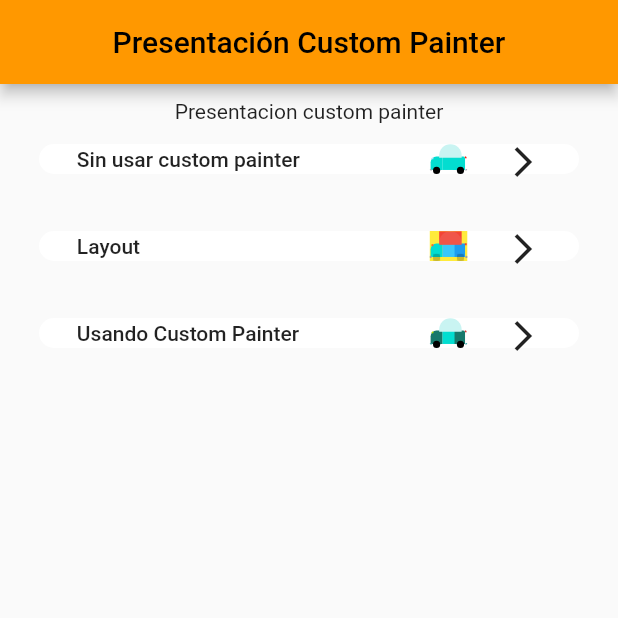
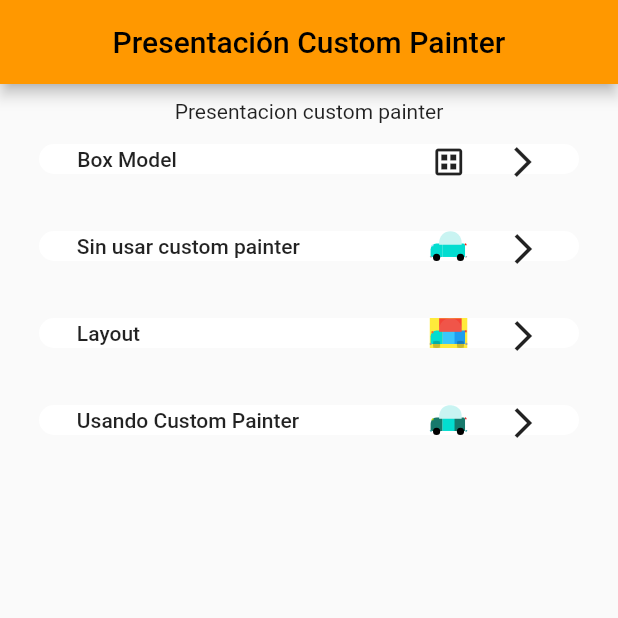
Before and after one commit to somosaleteo/aleteo_car, a Flutter app: the screen it shows after launch, on a phone screen of 412 x 824 dp, the top half of it. Run offline on Flutter 3.47's test engine with Material 2 defaults, Android fonts, the phone set to English and light mode, and no system bars.

Commit message:
Added Box Model Navigator Button

```diff
--- a/lib/ui/pages/box_model_page.dart
+++ b/lib/ui/pages/box_model_page.dart
@@ -1,7 +1,7 @@
 import 'package:flutter/material.dart';
 
-class BlocModelPage extends StatelessWidget {
-  const BlocModelPage({super.key});
+class BoxModelPage extends StatelessWidget {
+  const BoxModelPage({super.key});
 
   @override
   Widget build(BuildContext context) {
--- a/lib/ui/pages/my_home_page.dart
+++ b/lib/ui/pages/my_home_page.dart
@@ -1,9 +1,10 @@
-import 'package:aleteo_car/ui/widgets/cars/car_types/car_custom_fiat_widget.dart';
 import 'package:flutter/material.dart';
 
 import '../../helpers/responsive_helper.dart';
 import '../widgets/cars/car_main_container_widget.dart';
+import '../widgets/cars/car_types/car_custom_painter_fiat_widget.dart';
 import '../widgets/my_custom_scaffold_widget.dart';
+import 'box_model_page.dart';
 import 'my_car_container_layout_page.dart';
 import 'my_car_container_page.dart';
 import 'my_car_custom_painter_page.dart';
@@ -25,6 +26,12 @@ class MyHomePage extends StatelessWidget {
               mainAxisAlignment: MainAxisAlignment.center,
               children: [
                 const Text("Presentacion custom painter"),
+                MyNavigatorButton(
+                    page: const BoxModelPage(),
+                    size: size,
+                    label: "Box Model",
+                    child: const Icon(Icons.dataset_outlined)),
+                const _SeparatorWidget(),
                 MyNavigatorButton(
                   page: const MyCarContainerPage(),
                   size: size,
@@ -49,7 +56,7 @@ class MyHomePage extends StatelessWidget {
                   page: const MyCarCustomPainterPage(),
                   size: size,
                   label: "Usando Custom Painter",
-                  child: CarCustomFiatWidget(
+                  child: CarCustomPainterFiatWidget(
                     size: size2,
                     showLayoutColors: false,
                   ),
```
